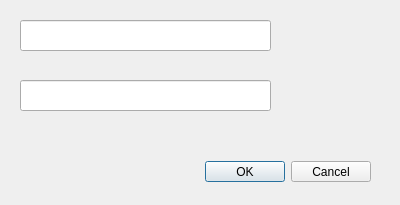
Before: the Qt Designer form MYSQLDATABASE/inicioSesion.ui in OscarZunigaLara/TkinterTests, drawn with Qt 5.
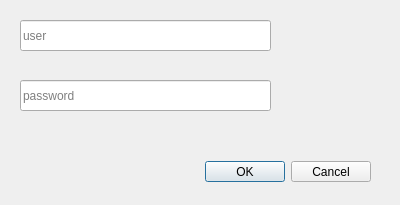
After: the same form once the commit is applied.

```diff
--- a/MYSQLDATABASE/inicioSesion.ui
+++ b/MYSQLDATABASE/inicioSesion.ui
@@ -38,6 +38,9 @@
      <height>31</height>
     </rect>
    </property>
+   <property name="placeholderText">
+    <string>user</string>
+   </property>
   </widget>
   <widget class="QLineEdit" name="lineEdit_2">
    <property name="geometry">
@@ -48,6 +51,12 @@
      <height>31</height>
     </rect>
    </property>
+   <property name="echoMode">
+    <enum>QLineEdit::Password</enum>
+   </property>
+   <property name="placeholderText">
+    <string>password</string>
+   </property>
   </widget>
  </widget>
  <resources/>
```
Left out of the diff: 4 changed lines with no effect on the pictures.
